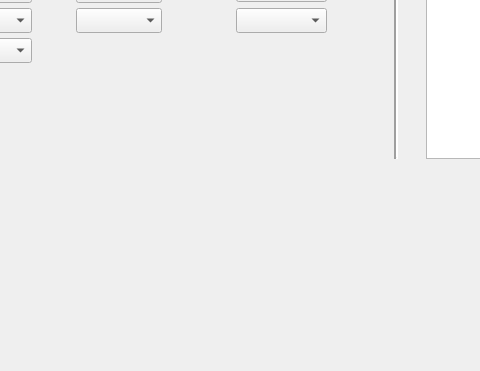
Old version of the form design.ui in the repository uivetic/SPC; both pictures show x 174 to 654 and y 432 to 803 of the 1132 by 803 pixel window.
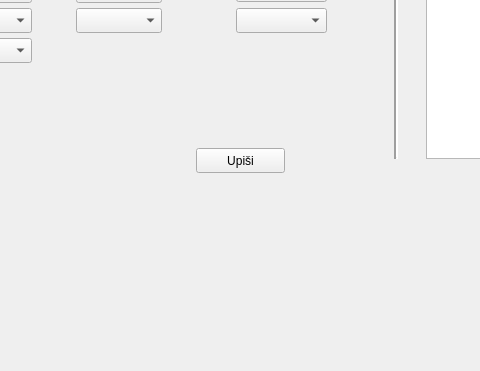
New version of the form.

Diff of the .ui file:
```diff
--- a/design.ui
+++ b/design.ui
@@ -405,6 +405,19 @@
        </rect>
       </property>
      </widget>
+     <widget class="QPushButton" name="upisiButtonLeft">
+      <property name="geometry">
+       <rect>
+        <x>340</x>
+        <y>570</y>
+        <width>89</width>
+        <height>25</height>
+       </rect>
+      </property>
+      <property name="text">
+       <string>Upiši</string>
+      </property>
+     </widget>
     </widget>
    </widget>
   </widget>
```
